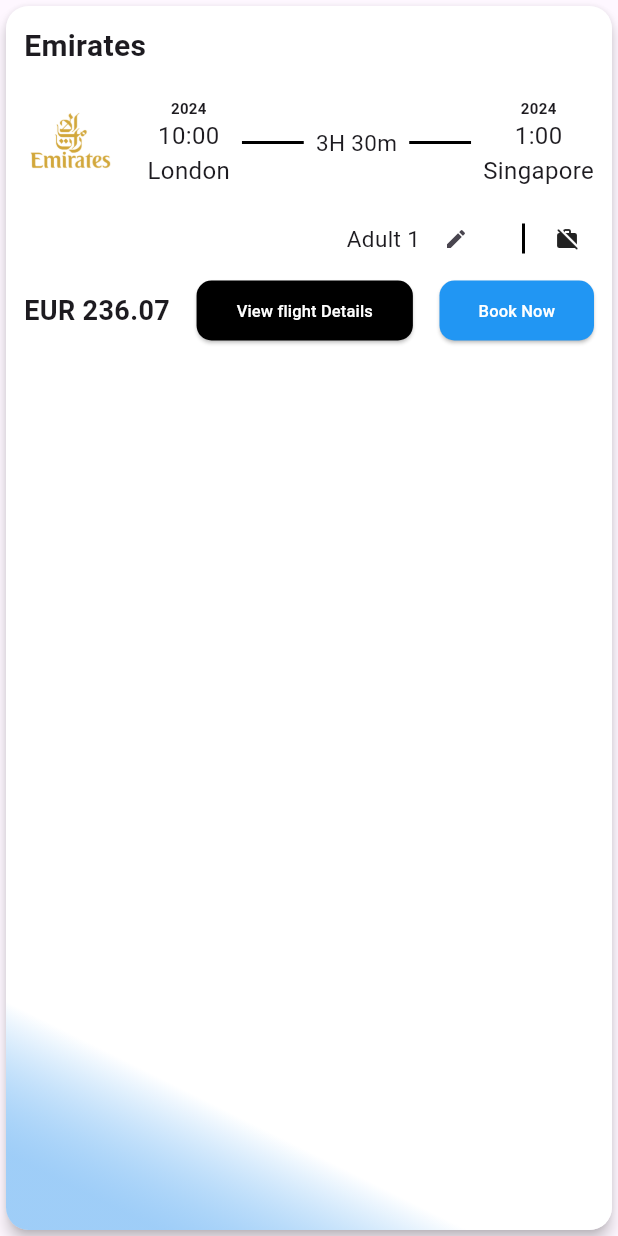
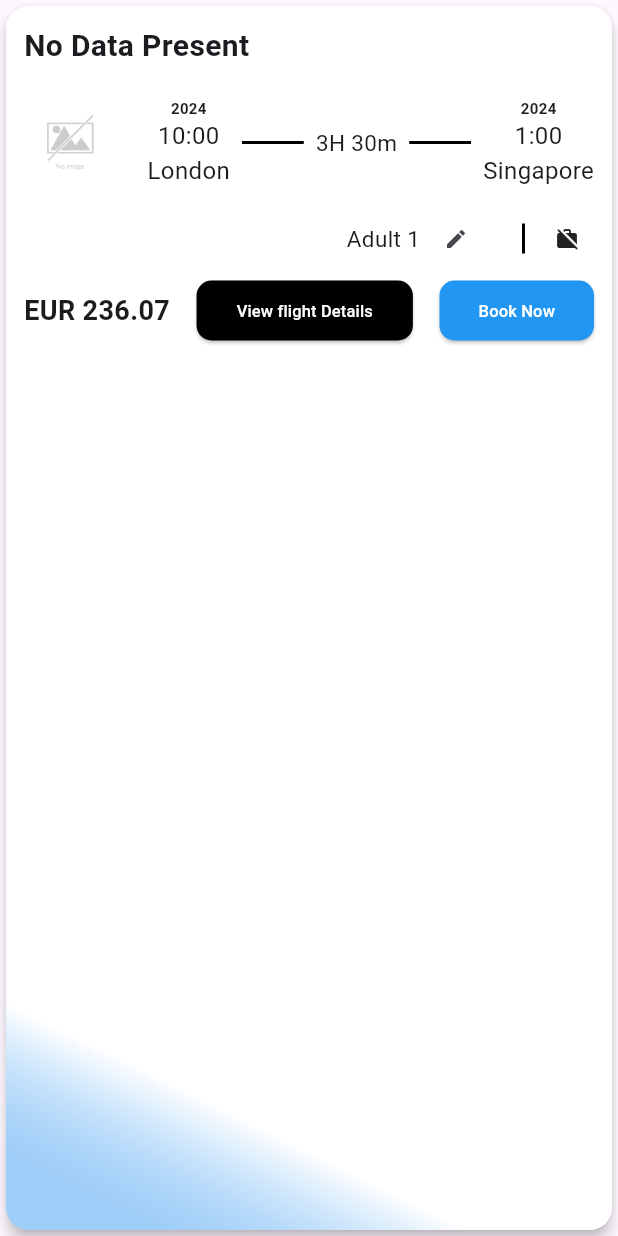
Before and after one commit to 11Ramesh/project_air, a Flutter app: the FlightCardRound widget shown alone on an empty page, opened directly with empty values, on a phone screen of 412 x 824 dp. Run offline on Flutter 3.47's test engine with Material 3 defaults, Android fonts, the phone set to English and light mode, and no system bars; our stand-ins replace bloc, device_preview, flutter_bloc, flutter_dotenv, shared_preferences; missing offline and left inert: excel; accounts and stored records are empty; network calls fail; statements that could not run were skipped.

Commit message:
commit 8

```diff
--- a/lib/main.dart
+++ b/lib/main.dart
@@ -49,6 +49,41 @@
           if (code.isNotEmpty) {
             locationData[code] = {"city": city, "country": country};
             locationDataUsingName[city] = {"code": code, "country": country};
+          }
+        }
+      }
+    }
+  }
+}
+
+class AirPortNameDataStore {
+  static final AirPortNameDataStore _instance =
+      AirPortNameDataStore._internal();
+
+  AirPortNameDataStore._internal();
+
+  factory AirPortNameDataStore() {
+    return _instance;
+  }
+
+  Map<String, Map<String, String>> airlineNameData = {};
+  Future<void> airlinesNameData() async {
+    var bytes = await rootBundle.load('assets/airlinesname.xlsx');
+    var excel = Excel.decodeBytes(bytes.buffer.asUint8List());
+
+    for (var sheetName in excel.tables.keys) {
+      var sheet = excel.tables[sheetName];
+      if (sheet == null) continue;
+
+      for (int rowIndex = 1; rowIndex < sheet.maxRows; rowIndex++) {
+        List<Data?> row = sheet.row(rowIndex);
+
+        if (row.length >= 2) {
+          var airlineName = row[0]?.value?.toString() ?? '';
+          var airlineCode = row[1]?.value?.toString() ?? '';
+
+          if (airlineCode.isNotEmpty) {
+            airlineNameData[airlineCode] = {"airlineName": airlineName};
           }
         }
       }
@@ -131,6 +166,8 @@
   await dotenv.load(fileName: ".env");
   WidgetsFlutterBinding.ensureInitialized();
   await LocationDataStore().loadLocationData();
+  await AirPortNameDataStore().airlinesNameData();
+
   //runApp(const MyApp());
   runApp(DevicePreview(
     enabled: !kReleaseMode,
--- a/lib/screen/bookingscreen.dart
+++ b/lib/screen/bookingscreen.dart
@@ -132,6 +132,10 @@
                             weight: sentDataRound[index]['weight'],
                             price: sentDataRound[index]['price'],
                             isdirectFlight: isdirrectFlight,
+                            airLineName: sentDataRound[index]['airlineName'],
+                            image: sentDataRound[index]['airlinecode']
+                                .toLowerCase(),
+                            //image: 'tk'
                           ),
                           Height(height: 10)
                         ],
--- a/lib/screen/home.dart
+++ b/lib/screen/home.dart
@@ -74,6 +74,7 @@
 
   var locationData = LocationDataStore().locationData;
   var locationDataUsingName = LocationDataStore().locationDataUsingName;
+
 
   late int tokenExpiry;
   String? token = '';
@@ -195,6 +196,8 @@
               infant,
               classSeat,
             ));
+
+
             Navigator.push(
                 context, MaterialPageRoute(builder: (context) => Booking()));
           } else {
--- a/lib/widgets/booking/cardroudtrip.dart
+++ b/lib/widgets/booking/cardroudtrip.dart
@@ -1,4 +1,5 @@
 import 'package:flutter/material.dart';
+import 'package:flutter/services.dart';
 import 'package:project_air/const/size.dart';
 import 'package:project_air/widgets/button.dart';
 import 'package:project_air/widgets/containerarrow.dart';
@@ -21,6 +22,8 @@
   int? j;
   bool? isdirectFlight;
   bool isbaggage;
+  String? airLineName;
+  String? image;
 
   FlightCardRound({
     this.startTimes,
@@ -37,11 +40,23 @@
     required this.isbaggage,
     this.endDate,
     this.startDate,
+    this.airLineName,
+    this.image,
     super.key,
   });
 
+  Future<bool> _assetExists(String path) async {
+    try {
+      await rootBundle.load(path);
+      return true;
+    } catch (e) {
+      return false;
+    }
+  }
+
   @override
   Widget build(BuildContext context) {
+    final imagePath = 'assets/airlinelogo/$image.png';
     return Card(
       shape: RoundedRectangleBorder(borderRadius: BorderRadius.circular(15)),
       elevation: 4,
@@ -63,7 +78,7 @@
           crossAxisAlignment: CrossAxisAlignment.start,
           children: [
             Textshow(
-              text: "Emirates",
+              text: airLineName ?? "No Data Present",
               fontSize: 20,
               fontWeight: FontWeight.bold,
             ),
@@ -71,10 +86,29 @@
             Row(
               mainAxisAlignment: MainAxisAlignment.spaceBetween,
               children: [
-                Image.asset(
-                  'assets/logo.png',
-                  width: ScreenUtil.screenWidth * 0.15,
+                //
+                FutureBuilder<bool>(
+                  future: _assetExists(imagePath),
+                  builder: (context, snapshot) {
+                    if (snapshot.connectionState == ConnectionState.waiting) {
+                      return CircularProgressIndicator(); // Or a loading indicator
+                    } else if (snapshot.hasError || !snapshot.data!) {
+                      return Image.asset(
+                        'assets/airlinelogo/noimage.png',
+                        width: ScreenUtil.screenWidth * 0.15,
+                      );
+                    } else {
+                      return Image.asset(
+                        imagePath,
+                        width: ScreenUtil.screenWidth * 0.15,
+                      );
+                    }
+                  },
                 ),
+                // Image.asset(
+                //   'assets/logo.png',
+                //   width: ScreenUtil.screenWidth * 0.15,
+                // ),
                 Row(
                   children: [
                     Column(
--- a/pubspec.yaml
+++ b/pubspec.yaml
@@ -72,6 +72,7 @@
   # To add assets to your application, add an assets section, like this:
   assets:
     - assets/
+    - assets/airlinelogo/
     - .env
   #   - images/a_dot_ham.jpeg
 
```
Also changed, not shown: lib/function/backend/backend_bloc.dart (+18 -3 lines), assets/airlinelogo/ey.png (added), assets/airlinelogo/gf.png (added), assets/airlinelogo/noimage.png (added), assets/airlinelogo/qr.png (added), assets/airlinelogo/tk.png (added), assets/airlinelogo/ul.png (added), 1 other file.
